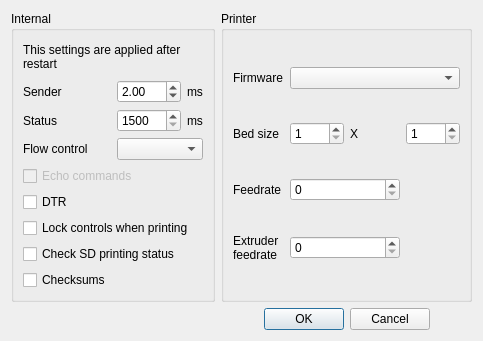
Qt form settingswindow.ui (NeoTheFox/RepRaptor) before a commit.
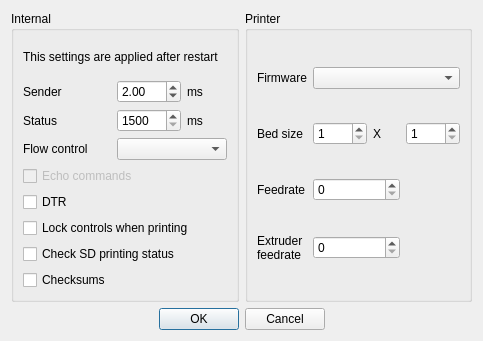
The same form after that commit. Icons and pictures are not drawn.

Patch:
```diff
--- a/settingswindow.ui
+++ b/settingswindow.ui
@@ -263,7 +263,7 @@
      </layout>
     </widget>
    </item>
-   <item row="2" column="1">
+   <item row="2" column="0" colspan="2">
     <widget class="QDialogButtonBox" name="buttonBox">
      <property name="orientation">
       <enum>Qt::Horizontal</enum>
```
